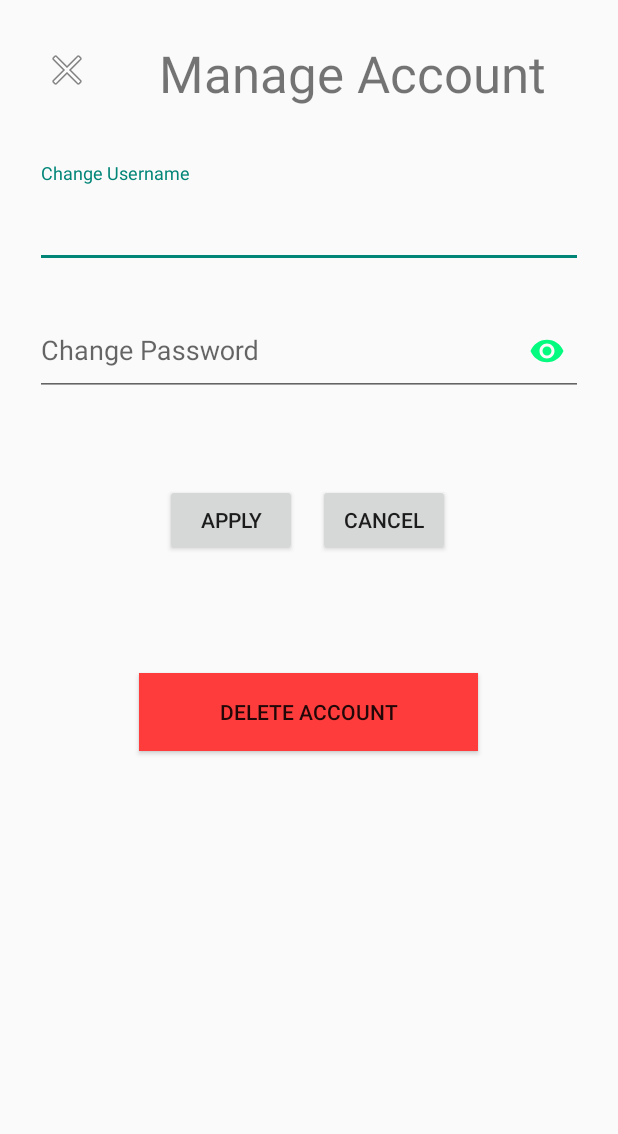
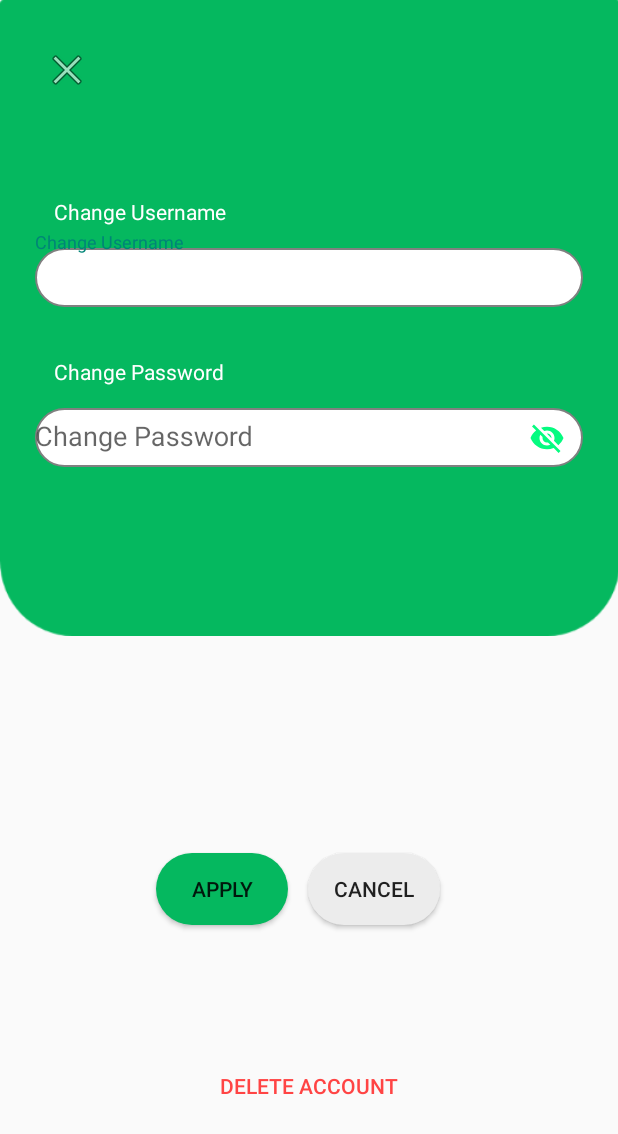
Before and after one commit to DEPatton/GroceryGuru, an Android app built with Jetpack Compose: the SettingsActivity screen opened directly, with no data from a screen before it, on a phone screen of 412 x 824 dp. Shown: the top 1134 px of the screen. Run offline under Robolectric (Android 15) with nearby library versions, the phone set to English and light mode, and no system bars; our stand-ins replace Firebase (no records; nobody signed in at launch, a user with empty details on screens opened directly); network calls fail.

Commit message:
updated account settings ui

```diff
--- a/app/src/main/res/layout/activity_account_settings.xml
+++ b/app/src/main/res/layout/activity_account_settings.xml
@@ -8,26 +8,25 @@
     tools:layout_editor_absoluteX="-6dp"
     tools:layout_editor_absoluteY="0dp">
 
-    <TextView
-        android:id="@+id/textView"
-        android:layout_width="276dp"
-        android:layout_height="62dp"
-        android:text="Manage Account"
-        android:textAlignment="center"
-        android:textSize="34sp"
-        app:layout_constraintBottom_toBottomOf="parent"
+
+    <ImageView
+        android:id="@+id/imageView3"
+        android:layout_width="413dp"
+        android:layout_height="424dp"
+        android:fitsSystemWindows="true"
+        android:scaleType="fitXY"
+        app:layout_constraintBottom_toTopOf="@+id/button5"
         app:layout_constraintEnd_toEndOf="parent"
-        app:layout_constraintHorizontal_bias="0.709"
         app:layout_constraintStart_toStartOf="parent"
         app:layout_constraintTop_toTopOf="parent"
-        app:layout_constraintVertical_bias="0.034" />
+        app:layout_constraintVertical_bias="0"
+        app:srcCompat="@drawable/component_2__1" />
 
     <ImageButton
         android:id="@+id/imageButton2"
         android:layout_width="60dp"
         android:layout_height="60dp"
         android:background="@android:color/transparent"
-        android:onClick="backPress"
         app:layout_constraintBottom_toBottomOf="parent"
         app:layout_constraintEnd_toEndOf="parent"
         app:layout_constraintHorizontal_bias="0.042"
@@ -36,34 +35,64 @@
         app:layout_constraintVertical_bias="0.022"
         app:srcCompat="@android:drawable/ic_menu_close_clear_cancel" />
 
+    <TextView
+        android:id="@+id/textView3"
+        android:layout_width="wrap_content"
+        android:layout_height="wrap_content"
+        android:layout_marginBottom="4dp"
+        android:text="Change Password"
+        android:textColor="@android:color/white"
+        app:layout_constraintBottom_toTopOf="@+id/ChangePassword"
+        app:layout_constraintEnd_toEndOf="parent"
+        app:layout_constraintHorizontal_bias="0.121"
+        app:layout_constraintStart_toStartOf="parent"
+        app:layout_constraintTop_toBottomOf="@+id/ChangeUsername"
+        app:layout_constraintVertical_bias="1.0" />
+
+    <TextView
+        android:id="@+id/textView2"
+        android:layout_width="wrap_content"
+        android:layout_height="wrap_content"
+        android:layout_marginBottom="4dp"
+        android:text="Change Username"
+        android:textColor="@android:color/white"
+        app:layout_constraintBottom_toTopOf="@+id/ChangeUsername"
+        app:layout_constraintEnd_toEndOf="parent"
+        app:layout_constraintHorizontal_bias="0.121"
+        app:layout_constraintStart_toStartOf="parent"
+        app:layout_constraintTop_toBottomOf="@+id/imageButton2"
+        app:layout_constraintVertical_bias="1.0" />
+
     <com.google.android.material.textfield.TextInputLayout
         android:id="@+id/ChangeUsername"
         android:layout_width="365dp"
-        android:layout_height="70dp"
+        android:layout_height="50dp"
         android:hint="Change Username"
         app:layout_constraintBottom_toBottomOf="parent"
         app:layout_constraintEnd_toEndOf="parent"
         app:layout_constraintStart_toStartOf="parent"
         app:layout_constraintTop_toTopOf="parent"
-        app:layout_constraintVertical_bias="0.144">
+        app:layout_constraintVertical_bias="0.2">
 
         <com.google.android.material.textfield.TextInputEditText
             android:id="@+id/ChangeUsernameMain"
             android:layout_width="match_parent"
             android:layout_height="match_parent"
+            android:background="@drawable/edit_text_bg"
             android:inputType="text" />
     </com.google.android.material.textfield.TextInputLayout>
 
     <com.google.android.material.textfield.TextInputLayout
         android:id="@+id/ChangePassword"
         android:layout_width="365dp"
-        android:layout_height="70dp"
+        android:layout_height="50dp"
         android:hint="Change Password"
         app:layout_constraintBottom_toBottomOf="parent"
         app:layout_constraintEnd_toEndOf="parent"
         app:layout_constraintStart_toStartOf="parent"
-        app:layout_constraintTop_toTopOf="parent"
-        app:layout_constraintVertical_bias="0.257"
+
+        app:layout_constraintTop_toBottomOf="@+id/ChangeUsername"
+        app:layout_constraintVertical_bias="0.1"
         app:passwordToggleEnabled="true"
         app:passwordToggleTint="@color/secondary_green">
 
@@ -71,45 +100,53 @@
             android:id="@+id/ChangePasswordMain"
             android:layout_width="match_parent"
             android:layout_height="match_parent"
-            android:inputType="textPassword" />
+            android:background="@drawable/edit_text_bg"
+            android:inputType="text" />
     </com.google.android.material.textfield.TextInputLayout>
 
     <Button
         android:id="@+id/button4"
         android:layout_width="226dp"
         android:layout_height="52dp"
-        android:background="#FF3C3C"
-        android:onClick="deleteAccount"
+        android:background="@android:color/transparent"
         android:text="Delete Account"
+        android:textColor="@android:color/holo_red_light"
         app:layout_constraintBottom_toBottomOf="parent"
         app:layout_constraintEnd_toEndOf="parent"
         app:layout_constraintHorizontal_bias="0.497"
         app:layout_constraintStart_toStartOf="parent"
         app:layout_constraintTop_toTopOf="parent"
-        app:layout_constraintVertical_bias="0.581" />
+        app:layout_constraintVertical_bias="0.904" />
+
 
     <Button
         android:id="@+id/button5"
         android:layout_width="wrap_content"
         android:layout_height="wrap_content"
+        android:background="@drawable/profile_button_style"
+        android:backgroundTint="@color/green"
+        android:elevation="8dp"
         android:text="Apply"
         app:layout_constraintBottom_toBottomOf="parent"
         app:layout_constraintEnd_toEndOf="parent"
-        app:layout_constraintHorizontal_bias="0.34"
+        app:layout_constraintHorizontal_bias="0.321"
         app:layout_constraintStart_toStartOf="parent"
         app:layout_constraintTop_toTopOf="parent"
-        app:layout_constraintVertical_bias="0.416" />
+        app:layout_constraintVertical_bias="0.733" />
 
     <Button
         android:id="@+id/button11"
         android:layout_width="wrap_content"
         android:layout_height="wrap_content"
+        android:background="@drawable/profile_button_style"
+        android:backgroundTint="@color/light_grey"
+        android:elevation="8dp"
         android:text="Cancel"
         app:layout_constraintBottom_toBottomOf="parent"
         app:layout_constraintEnd_toEndOf="parent"
-        app:layout_constraintHorizontal_bias="0.655"
+        app:layout_constraintHorizontal_bias="0.634"
         app:layout_constraintStart_toStartOf="parent"
         app:layout_constraintTop_toTopOf="parent"
-        app:layout_constraintVertical_bias="0.416" />
+        app:layout_constraintVertical_bias="0.733" />
 
 </androidx.constraintlayout.widget.ConstraintLayout>
```
